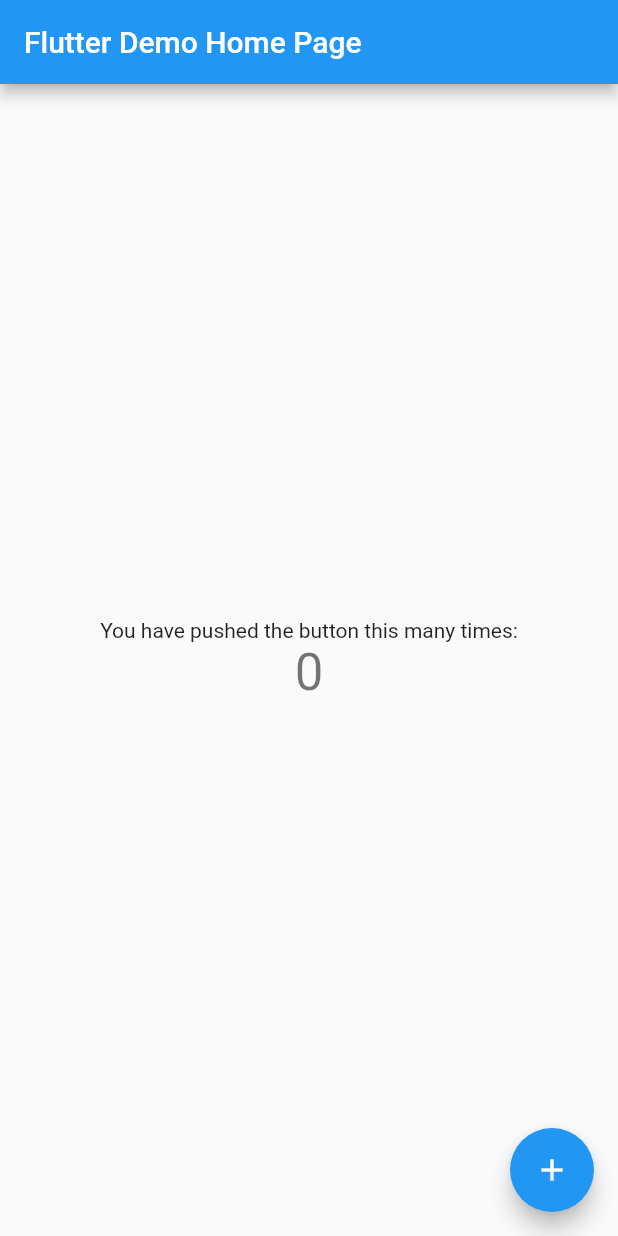
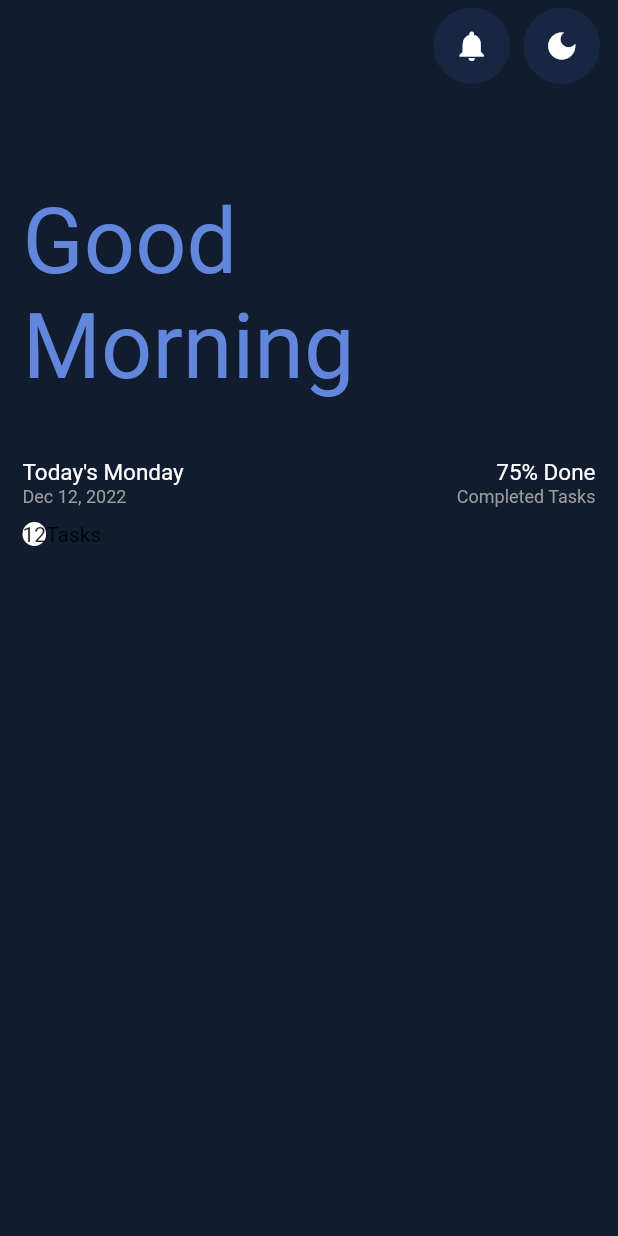
Before and after one commit to SirHurtAlot1/ToDo-mobile-app, a Flutter app: the screen it shows after launch, on a phone screen of 412 x 824 dp. Run offline on Flutter 3.47's test engine with Material 2 defaults, Android fonts, the phone set to English and light mode, and no system bars.

Commit message:
created app bar | created half of the main screen design

```diff
--- a/lib/main.dart
+++ b/lib/main.dart
@@ -1,115 +1,116 @@
 import 'package:flutter/material.dart';
+import 'package:todo/widgets/cirlce_icon_button.dart';
+import 'styles.dart' as styles;
 
 void main() {
-  runApp(const MyApp());
+  runApp(const ToDo());
 }
 
-class MyApp extends StatelessWidget {
-  const MyApp({super.key});
+class ToDo extends StatelessWidget {
+  const ToDo({super.key});
 
-  // This widget is the root of your application.
   @override
   Widget build(BuildContext context) {
     return MaterialApp(
-      title: 'Flutter Demo',
-      theme: ThemeData(
-        // This is the theme of your application.
-        //
-        // Try running your application with "flutter run". You'll see the
-        // application has a blue toolbar. Then, without quitting the app, try
-        // changing the primarySwatch below to Colors.green and then invoke
-        // "hot reload" (press "r" in the console where you ran "flutter run",
-        // or simply save your changes to "hot reload" in a Flutter IDE).
-        // Notice that the counter didn't reset back to zero; the application
-        // is not restarted.
-        primarySwatch: Colors.blue,
+      debugShowCheckedModeBanner: false,
+      home: Scaffold(
+        backgroundColor: styles.mainBackgroundColor,
+        extendBodyBehindAppBar: false,
+        appBar: AppBar(
+          backgroundColor: Colors.transparent,
+          elevation: 0,
+          actions: const [
+            Padding(
+              padding: EdgeInsets.only(top: 5),
+              child: CircleIconButton(
+                iconData: Icons.notifications,
+                borderRadius: 30,
+                backgroundColor: styles.appbarButtonBackgroundColor,
+                iconColor: styles.appbarIconColor,
+              ),
+            ),
+            Padding(
+              padding: EdgeInsets.only(top: 5, right: 7.5),
+              child: CircleIconButton(
+                iconData: Icons.dark_mode,
+                borderRadius: 30,
+                backgroundColor: styles.appbarButtonBackgroundColor,
+                iconColor: styles.appbarIconColor,
+              ),
+            )
+          ],
+        ),
+        body: Container(
+          padding: const EdgeInsets.symmetric(horizontal: 15),
+          child: Column(
+            children: [
+              Container(
+                  alignment: Alignment.centerLeft,
+                  margin: const EdgeInsets.only(top: 70),
+                  child: const Text(
+                    'Good\nMorning',
+                    style: styles.greetingsTextStyle,
+                  )),
+              Padding(
+                padding: const EdgeInsets.only(top: 40),
+                child: Row(
+                  mainAxisAlignment: MainAxisAlignment.spaceBetween,
+                  children: [
+                    Column(
+                      crossAxisAlignment: CrossAxisAlignment.start,
+                      children: const [
+                        Text(
+                          "Today's Monday",
+                          style: styles.mainInformationTextStyle,
+                        ),
+                        Text(
+                          'Dec 12, 2022',
+                          style: styles.secondInformationTextStyle,
+                        )
+                      ],
+                    ),
+                    Column(
+                      crossAxisAlignment: CrossAxisAlignment.end,
+                      children: const [
+                        Text(
+                          '75% Done',
+                          style: styles.mainInformationTextStyle,
+                        ),
+                        Text(
+                          'Completed Tasks',
+                          style: styles.secondInformationTextStyle,
+                        )
+                      ],
+                    )
+                  ],
+                ),
+              ),
+              Padding(
+                padding: const EdgeInsets.only(top: 10),
+                child: Row(
+                  children: [
+                    Column(
+                      children: [
+                        Row(
+                          children: [
+                            Container(
+                                decoration: BoxDecoration(
+                                    borderRadius: BorderRadius.circular(10),
+                                    color: Colors.white),
+                                child: const Text('12')),
+                            const Text('Tasks')
+                          ],
+                        )
+                      ],
+                    ),
+                    Column()
+                  ],
+                ),
+              )
+            ],
+          ),
+        ),
       ),
-      home: const MyHomePage(title: 'Flutter Demo Home Page'),
     );
   }
 }
-
-class MyHomePage extends StatefulWidget {
-  const MyHomePage({super.key, required this.title});
-
-  // This widget is the home page of your application. It is stateful, meaning
-  // that it has a State object (defined below) that contains fields that affect
-  // how it looks.
-
-  // This class is the configuration for the state. It holds the values (in this
-  // case the title) provided by the parent (in this case the App widget) and
-  // used by the build method of the State. Fields in a Widget subclass are
-  // always marked "final".
-
-  final String title;
-
-  @override
-  State<MyHomePage> createState() => _MyHomePageState();
-}
-
-class _MyHomePageState extends State<MyHomePage> {
-  int _counter = 0;
-
-  void _incrementCounter() {
-    setState(() {
-      // This call to setState tells the Flutter framework that something has
-      // changed in this State, which causes it to rerun the build method below
-      // so that the display can reflect the updated values. If we changed
-      // _counter without calling setState(), then the build method would not be
-      // called again, and so nothing would appear to happen.
-      _counter++;
-    });
-  }
-
-  @override
-  Widget build(BuildContext context) {
-    // This method is rerun every time setState is called, for instance as done
-    // by the _incrementCounter method above.
-    //
-    // The Flutter framework has been optimized to make rerunning build methods
-    // fast, so that you can just rebuild anything that needs updating rather
-    // than having to individually change instances of widgets.
-    return Scaffold(
-      appBar: AppBar(
-        // Here we take the value from the MyHomePage object that was created by
-        // the App.build method, and use it to set our appbar title.
-        title: Text(widget.title),
-      ),
-      body: Center(
-        // Center is a layout widget. It takes a single child and positions it
-        // in the middle of the parent.
-        child: Column(
-          // Column is also a layout widget. It takes a list of children and
-          // arranges them vertically. By default, it sizes itself to fit its
-          // children horizontally, and tries to be as tall as its parent.
-          //
-          // Invoke "debug painting" (press "p" in the console, choose the
-          // "Toggle Debug Paint" action from the Flutter Inspector in Android
-          // Studio, or the "Toggle Debug Paint" command in Visual Studio Code)
-          // to see the wireframe for each widget.
-          //
-          // Column has various properties to control how it sizes itself and
-          // how it positions its children. Here we use mainAxisAlignment to
-          // center the children vertically; the main axis here is the vertical
-          // axis because Columns are vertical (the cross axis would be
-          // horizontal).
-          mainAxisAlignment: MainAxisAlignment.center,
-          children: <Widget>[
-            const Text(
-              'You have pushed the button this many times:',
-            ),
-            Text(
-              '$_counter',
-              style: Theme.of(context).textTheme.headline4,
-            ),
-          ],
-        ),
-      ),
-      floatingActionButton: FloatingActionButton(
-        onPressed: _incrementCounter,
-        tooltip: 'Increment',
-        child: const Icon(Icons.add),
-      ), // This trailing comma makes auto-formatting nicer for build methods.
-    );
-  }
-}
--- /dev/null
+++ b/lib/styles.dart
@@ -0,0 +1,19 @@
+import 'package:flutter/material.dart';
+
+// Colors
+const Color mainBackgroundColor = Color(0xff111c2f);
+const Color appbarButtonBackgroundColor = Color(0xff172741);
+const Color appbarIconColor = Colors.white;
+const Color greetingsTextColor = Color(0xff6286dc);
+const Color mainInformationTextColor = Colors.white;
+const Color secondInfromationTextColor = Colors.grey;
+const Color sortPanelOnFocusTextColor = Color(0xff385391);
+const Color sortPanelOffFocusTextColor = Colors.grey;
+
+// TextStyles
+const TextStyle greetingsTextStyle = TextStyle(
+    color: greetingsTextColor, fontSize: 60, fontWeight: FontWeight.normal);
+const TextStyle mainInformationTextStyle =
+    TextStyle(color: mainInformationTextColor, fontSize: 15);
+const TextStyle secondInformationTextStyle =
+    TextStyle(color: secondInfromationTextColor, fontSize: 12);
--- /dev/null
+++ b/lib/widgets/cirlce_icon_button.dart
@@ -0,0 +1,30 @@
+import 'package:flutter/material.dart';
+
+class CircleIconButton extends StatelessWidget {
+  final IconData iconData;
+  final double borderRadius;
+  final VoidCallback? onPressed;
+  final Color? backgroundColor;
+  final Color? iconColor;
+  const CircleIconButton(
+      {super.key,
+      required this.iconData,
+      required this.borderRadius,
+      this.onPressed,
+      this.backgroundColor,
+      this.iconColor});
+
+  @override
+  Widget build(BuildContext context) {
+    return CircleAvatar(
+        radius: borderRadius,
+        backgroundColor: backgroundColor,
+        child: IconButton(
+          onPressed: onPressed,
+          icon: Icon(
+            iconData,
+            color: iconColor,
+          ),
+        ));
+  }
+}
--- a/pubspec.yaml
+++ b/pubspec.yaml
@@ -36,6 +36,7 @@ dependencies:
   # The following adds the Cupertino Icons font to your application.
   # Use with the CupertinoIcons class for iOS style icons.
   cupertino_icons: ^1.0.2
+  colorful_safe_area: ^0.3.0
 
 dev_dependencies:
   flutter_test:
```
Also changed, not shown: pubspec.lock, 1 other file.
